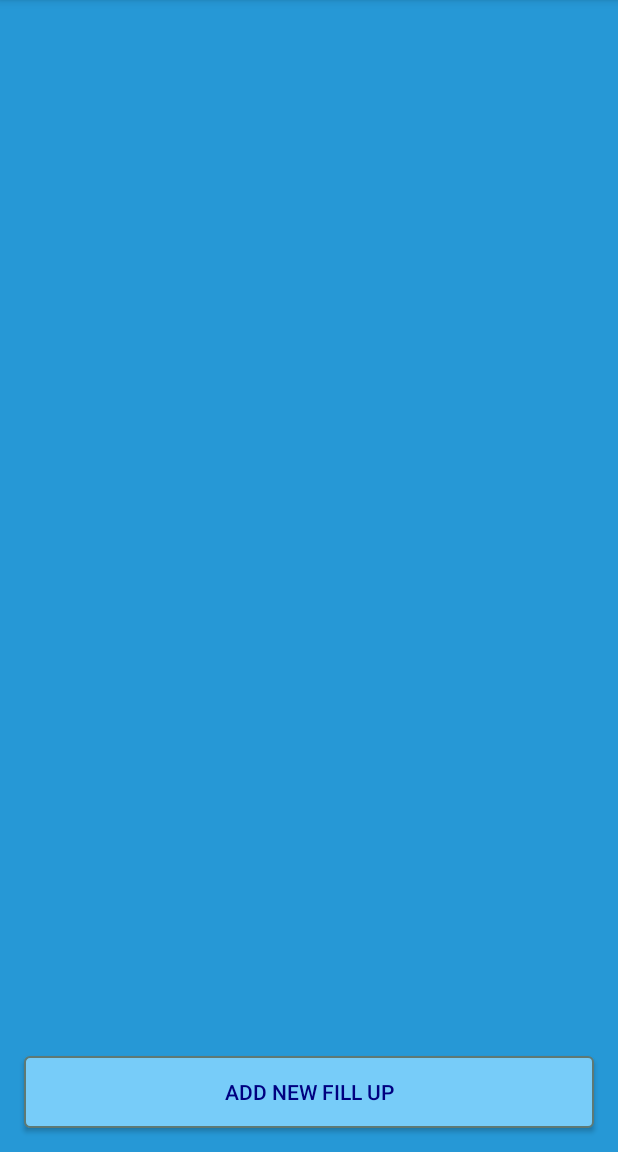
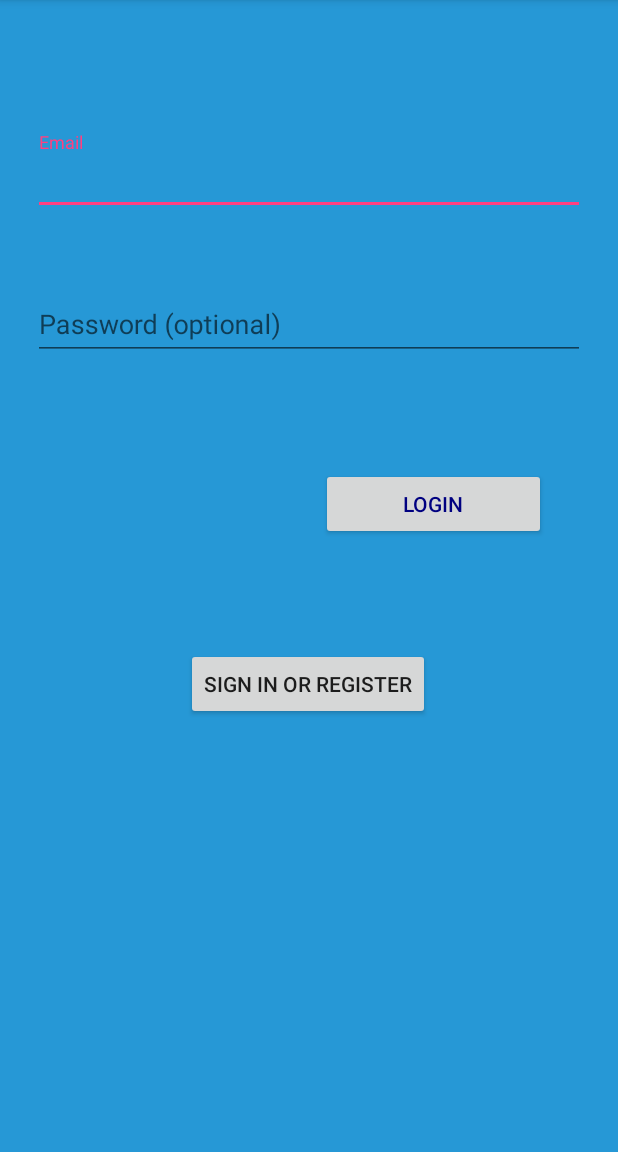
Before and after one commit to X00118478/TravelBuddyAndroidApplication, an Android app: the screen it shows after launch (MainActivity), on a phone screen of 412 x 824 dp, the part 84-1236 px from its top. Run offline under Robolectric (Android 15) with nearby library versions, the phone set to English and light mode, and no system bars; our stand-ins replace Firebase (no records; nobody signed in at launch, a user with empty details on screens opened directly).

Commit message:
Login to Firebase

```diff
--- a/app/src/main/res/layout/activity_main.xml
+++ b/app/src/main/res/layout/activity_main.xml
@@ -1,23 +1,71 @@
 <?xml version="1.0" encoding="utf-8"?>
 <android.support.constraint.ConstraintLayout xmlns:android="http://schemas.android.com/apk/res/android"
-  xmlns:app="http://schemas.android.com/apk/res-auto"
-  xmlns:tools="http://schemas.android.com/tools"
-  android:layout_width="match_parent"
-  android:layout_height="match_parent"
+    xmlns:app="http://schemas.android.com/apk/res-auto"
+    xmlns:tools="http://schemas.android.com/tools"
+    android:layout_width="match_parent"
+    android:layout_height="match_parent"
   android:background="@color/backgroundColor"
-  tools:context="com.travelbuddyapp.www.travelbuddy.MainActivity">
+    tools:context="com.travelbuddyapp.www.travelbuddy.MainActivity">
+
+
+    <android.support.design.widget.TextInputLayout
+        android:layout_width="368dp"
+        android:layout_height="55dp"
+        android:layout_marginTop="88dp"
+      android:textColor="@color/buttonText"
+        app:layout_constraintLeft_toLeftOf="parent"
+        app:layout_constraintRight_toRightOf="parent"
+        app:layout_constraintTop_toTopOf="parent">
+
+      <android.support.design.widget.TextInputEditText
+        android:id="@+id/emailText"
+        android:textColor="@color/buttonText"
+        android:layout_width="match_parent"
+        android:layout_height="wrap_content"
+        android:hint="@string/prompt_email" />
+    </android.support.design.widget.TextInputLayout>
+
+    <android.support.design.widget.TextInputLayout
+        android:id="@+id/textInputLayout"
+        android:layout_width="368dp"
+        android:layout_height="wrap_content"
+        android:layout_marginTop="184dp"
+        app:layout_constraintLeft_toLeftOf="parent"
+      android:textColor="@color/buttonText"
+        app:layout_constraintRight_toRightOf="parent"
+        app:layout_constraintTop_toTopOf="parent">
+
+      <android.support.design.widget.TextInputEditText
+        android:id="@+id/passwordText"
+        android:layout_width="match_parent"
+        android:layout_height="wrap_content"
+        android:textColor="@color/buttonText"
+        android:hint="@string/prompt_password"
+        android:inputType="textPassword" />
+    </android.support.design.widget.TextInputLayout>
 
   <Button
-    android:id="@+id/newFillUp"
-    android:layout_width="0dp"
-    android:layout_height="48dp"
-    android:layout_marginBottom="16dp"
-    android:layout_marginEnd="16dp"
-    android:layout_marginStart="16dp"
-    android:text="@string/button_add_new_fuel_fill_up"
-    android:background="@drawable/rectangle_button"
+    android:id="@+id/loginButton"
+    android:layout_width="150dp"
+    android:layout_height="wrap_content"
+    android:layout_marginEnd="48dp"
+    android:layout_marginTop="72dp"
     android:textColor="@color/buttonText"
-    app:layout_constraintBottom_toBottomOf="parent"
+    android:text="Login"
     app:layout_constraintEnd_toEndOf="parent"
-    app:layout_constraintStart_toStartOf="parent" />
+    app:layout_constraintTop_toBottomOf="@+id/textInputLayout"
+    tools:text="@string/action_sign_in_short" />
+
+  <Button
+    android:id="@+id/registerText"
+    android:layout_width="wrap_content"
+    android:layout_height="wrap_content"
+    android:layout_marginTop="72dp"
+    android:text="@string/action_sign_in"
+    app:layout_constraintHorizontal_bias="0.498"
+    app:layout_constraintLeft_toLeftOf="parent"
+    app:layout_constraintRight_toRightOf="parent"
+    app:layout_constraintTop_toBottomOf="@+id/loginButton"
+    tools:text="@string/action_sign_in" />
+
 </android.support.constraint.ConstraintLayout>
--- /dev/null
+++ b/app/src/main/res/values/dimens.xml
@@ -0,0 +1,6 @@
+<resources>
+  <!-- Default screen margins, per the Android Design guidelines. -->
+  <dimen name="activity_horizontal_margin">16dp</dimen>
+  <dimen name="activity_vertical_margin">16dp</dimen>
+  <dimen name="fab_margin">16dp</dimen>
+</resources>
--- a/app/src/main/res/values/strings.xml
+++ b/app/src/main/res/values/strings.xml
@@ -9,5 +9,23 @@
   <string name="hint_price_per_litre">137.7</string>
   <string name="hint_volume_of_litres">9.5</string>
   <string name="hint_odemeter_reading">099483</string>
+  <string name="title_activity_login">Sign in</string>
+
+  <!-- Strings related to login -->
+  <string name="prompt_email">Email</string>
+  <string name="prompt_password">Password (optional)</string>
+  <string name="action_sign_in">Sign in or register</string>
+  <string name="action_sign_in_short">Sign in</string>
+  <string name="error_invalid_email">This email address is invalid</string>
+  <string name="error_invalid_password">This password is too short</string>
+  <string name="error_incorrect_password">This password is incorrect</string>
+  <string name="error_field_required">This field is required</string>
+  <string name="permission_rationale">"Contacts permissions are needed for providing email
+    completions."
+  </string>
+  <string name="email">Email</string>
+  <string name="password">Password</string>
+  <string name="userName">Name</string>
+  <string name="title_activity_forget_and_change_password">ForgetAndChangePasswordActivity</string>
 
 </resources>
--- a/app/src/main/res/values/styles.xml
+++ b/app/src/main/res/values/styles.xml
@@ -8,4 +8,13 @@
     <item name="colorAccent">@color/colorAccent</item>
   </style>
 
+  <style name="AppTheme.NoActionBar">
+    <item name="windowActionBar">false</item>
+    <item name="windowNoTitle">true</item>
+  </style>
+
+  <style name="AppTheme.AppBarOverlay" parent="ThemeOverlay.AppCompat.Dark.ActionBar" />
+
+  <style name="AppTheme.PopupOverlay" parent="ThemeOverlay.AppCompat.Light" />
+
 </resources>
--- a/build.gradle
+++ b/build.gradle
@@ -14,6 +14,7 @@ buildscript {
 
         // NOTE: Do not place your application dependencies here; they belong
         // in the individual module build.gradle files
+      classpath 'com.google.gms:google-services:3.1.0'
     }
 }
 
```
Also changed, not shown: app/build.gradle (+10 -4 lines), app/src/main/AndroidManifest.xml (+25 -4 lines), app/src/main/java/com/travelbuddyapp/www/travelbuddy/FillUpActivity.kt (+3 -36 lines), app/src/main/java/com/travelbuddyapp/www/travelbuddy/ForgetAndChangePasswordActivity.java (added, +29 -0 lines), app/src/main/java/com/travelbuddyapp/www/travelbuddy/MainActivity.kt (+46 -9 lines), app/src/main/java/com/travelbuddyapp/www/travelbuddy/Timeline.kt (added, +35 -0 lines), app/src/main/java/com/travelbuddyapp/www/travelbuddy/TodoItem.java (+102 -104 lines), app/src/main/java/com/travelbuddyapp/www/travelbuddy/register.kt (added, +70 -0 lines), app/src/main/res/layout/activity_forget_and_change_password.xml (added, +33 -0 lines), app/src/main/res/layout/activity_register.xml (added, +75 -0 lines), app/src/main/res/layout/activity_timeline.xml (added, +24 -0 lines), app/src/main/res/layout/content_forget_and_change_password.xml (added, +11 -0 lines), 1 other file.
